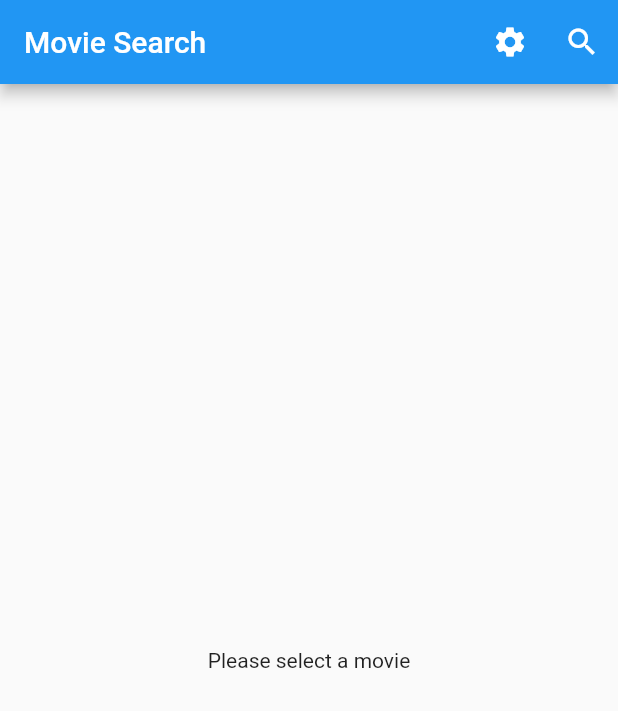
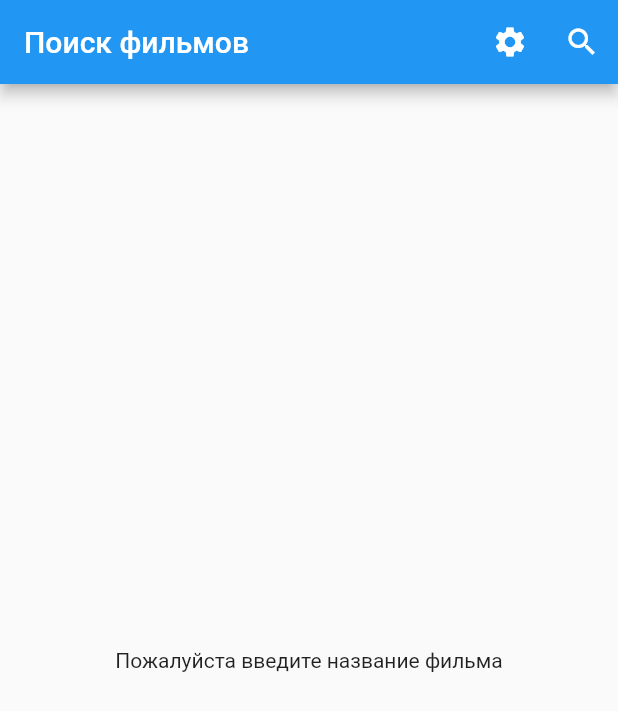
Before and after one commit to Petrs911/movies_storage_app, a Flutter app: the screen it shows after launch, on a phone screen of 412 x 824 dp. Shown: the top 711 px of the screen. Run offline on Flutter 3.47's test engine with Material 2 defaults, Android fonts, the phone set to English and light mode, and no system bars; our stand-ins replace bloc, flutter_bloc.

Commit message:
added button for sorting movies

```diff
--- a/lib/model/movie_model.dart
+++ b/lib/model/movie_model.dart
@@ -1,7 +1,7 @@
 class MoviesModel {
   final String originalTitle;
   final String title;
-  final String releseDate;
+  final int releseDate;
   final String image;
 
   MoviesModel({this.originalTitle, this.title, this.releseDate, this.image});
@@ -11,8 +11,8 @@ class MoviesModel {
       originalTitle: json['original_title'],
       title: json['title'],
       releseDate: json['release_date'].isEmpty
-          ? ''
-          : DateTime.parse(json['release_date']).year.toString(),
+          ? 1
+          : DateTime.parse(json['release_date']).year,
       image: json['poster_path'],
     );
   }
--- a/lib/pages/home_page.dart
+++ b/lib/pages/home_page.dart
@@ -35,7 +35,7 @@ class MyHomePage extends StatelessWidget {
             ),
       title: Text('${movie.title}'),
       subtitle: Text('${movie.originalTitle}'),
-      trailing: Text('${movie.releseDate}'),
+      trailing: Text(movie.releseDate == 1 ? '' : '${movie.releseDate}'),
     );
   }
 }
--- a/lib/pages/movie_selection.dart
+++ b/lib/pages/movie_selection.dart
@@ -12,7 +12,7 @@ class _MovieSelectionState extends State<MovieSelection> {
   Widget build(BuildContext context) {
     return Scaffold(
       appBar: AppBar(
-        title: Text('Фильм'),
+        title: Text('Поиск фильма'),
       ),
       body: Form(
         child: Row(
--- a/lib/pages/search_page.dart
+++ b/lib/pages/search_page.dart
@@ -6,12 +6,19 @@ import 'package:movies_storage_app/pages/home_page.dart';
 import 'package:movies_storage_app/pages/movie_selection.dart';
 import 'package:movies_storage_app/pages/settings.dart';
 
-class SearchPage extends StatelessWidget {
+class SearchPage extends StatefulWidget {
+  @override
+  _SearchPageState createState() => _SearchPageState();
+}
+
+class _SearchPageState extends State<SearchPage> {
+  bool toogler = true;
+
   @override
   Widget build(BuildContext context) {
     return Scaffold(
       appBar: AppBar(
-        title: Text('Movie Search'),
+        title: Text('Поиск фильмов'),
         actions: <Widget>[
           IconButton(
             icon: Icon(Icons.settings),
@@ -25,6 +32,7 @@ class SearchPage extends StatelessWidget {
           IconButton(
             icon: Icon(Icons.search),
             onPressed: () async {
+              setState(() => toogler = true);
               final movieName = await Navigator.push(
                 context,
                 MaterialPageRoute(
@@ -45,7 +53,7 @@ class SearchPage extends StatelessWidget {
           builder: (context, state) {
             if (state is MovieInitial) {
               return Center(
-                child: Text('Please select a movie'),
+                child: Text('Пожалуйста введите название фильма'),
               );
             }
             if (state is MovieLoadingState) {
@@ -54,20 +62,51 @@ class SearchPage extends StatelessWidget {
             if (state is MovieLoadedEmptyListState) {
               return Center(
                 child: Text(
-                    'Извинте не удалось найти данный фильм: "${state.movieName}"'),
+                    'Извините не удалось найти данный фильм: "${state.movieName}"'),
               );
             }
             if (state is MovieLoadedState) {
               final movieList = state.movieList;
 
-              return ListView.builder(
-                itemCount: movieList.length,
-                itemBuilder: (context, index) =>
-                    MyHomePage(movie: movieList[index], index: index),
+              return Column(
+                children: <Widget>[
+                  Row(
+                    mainAxisAlignment: MainAxisAlignment.spaceAround,
+                    children: [
+                      Text('Найденно фильмов: ${movieList.length}'),
+                      OutlinedButton(
+                        onPressed: () {
+                          if (toogler) {
+                            movieList.sort(
+                                (a, b) => b.releseDate.compareTo(a.releseDate));
+                            setState(() {});
+                            toogler = false;
+                          } else {
+                            movieList.sort(
+                                (a, b) => a.releseDate.compareTo(b.releseDate));
+                            setState(() {});
+                            toogler = true;
+                          }
+                        },
+                        child:
+                            Text(toogler ? 'Сначала новые' : 'Сначала старые'),
+                      ),
+                    ],
+                  ),
+                  //SizedBox(height: 10.0),
+                  Expanded(
+                    child: ListView.builder(
+                      itemCount: movieList.length,
+                      itemBuilder: (context, index) =>
+                          MyHomePage(movie: movieList[index], index: index),
+                    ),
+                  ),
+                ],
               );
             }
             if (state is MovieErrorState) {
-              return Text('Упс, что-то пошло не так\n${state.error}');
+              return Center(
+                  child: Text('Упс, что-то пошло не так\n${state.error}'));
             }
           },
         ),
```
